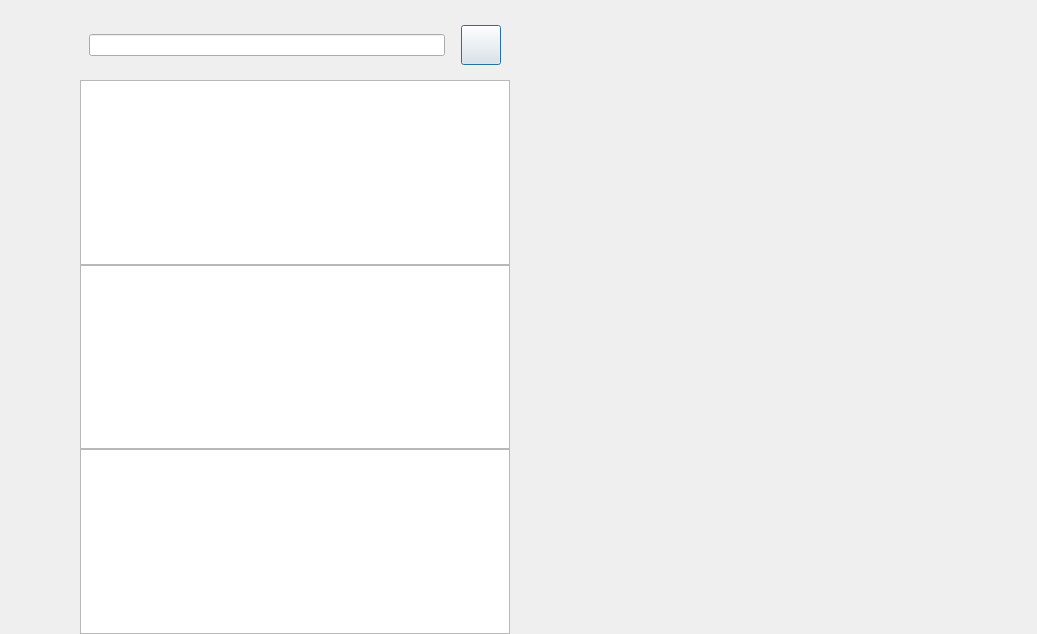
Before: the Qt Designer form client/dialogs/chatdialog.ui in yrc920/xiguchat, drawn with Qt 5.
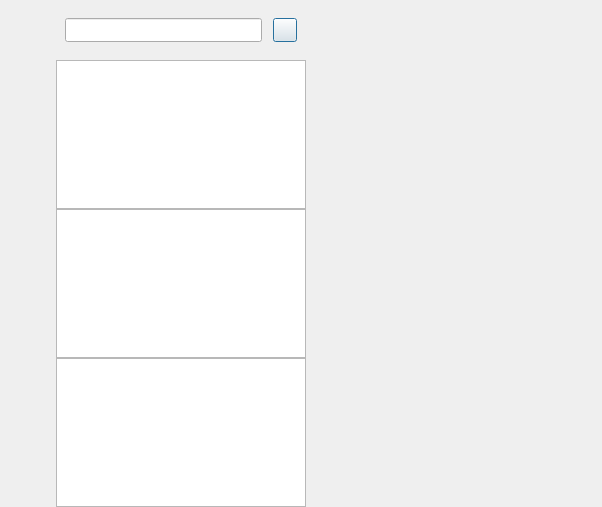
After: the same form once the commit is applied. The open tabs and pages were chosen to show the change. Custom widgets are drawn as their Qt base class.

Patch:
```diff
--- a/client/dialogs/chatdialog.ui
+++ b/client/dialogs/chatdialog.ui
@@ -6,8 +6,8 @@
    <rect>
     <x>0</x>
     <y>0</y>
-    <width>1037</width>
-    <height>634</height>
+    <width>602</width>
+    <height>507</height>
    </rect>
   </property>
   <property name="windowTitle">
@@ -39,22 +39,25 @@
      </property>
      <property name="minimumSize">
       <size>
-       <width>80</width>
+       <width>56</width>
        <height>0</height>
       </size>
      </property>
      <property name="maximumSize">
       <size>
-       <width>80</width>
+       <width>56</width>
        <height>16777215</height>
       </size>
      </property>
      <layout class="QVBoxLayout" name="verticalLayout">
+      <property name="spacing">
+       <number>30</number>
+      </property>
       <property name="leftMargin">
        <number>10</number>
       </property>
       <property name="topMargin">
-       <number>50</number>
+       <number>30</number>
       </property>
       <property name="rightMargin">
        <number>0</number>
@@ -62,58 +65,64 @@
       <property name="bottomMargin">
        <number>0</number>
       </property>
-      <item>
-       <widget class="QLabel" name="side_head_lb">
-        <property name="minimumSize">
-         <size>
-          <width>60</width>
-          <height>60</height>
-         </size>
-        </property>
-        <property name="maximumSize">
-         <size>
-          <width>60</width>
-          <height>60</height>
-         </size>
-        </property>
-        <property name="text">
-         <string/>
-        </property>
-       </widget>
-      </item>
       <item>
        <widget class="QWidget" name="widget" native="true">
+        <property name="minimumSize">
+         <size>
+          <width>29</width>
+          <height>29</height>
+         </size>
+        </property>
         <property name="layoutDirection">
          <enum>Qt::LeftToRight</enum>
         </property>
         <layout class="QVBoxLayout" name="verticalLayout_3">
          <property name="spacing">
-          <number>40</number>
-         </property>
-         <property name="leftMargin">
-          <number>10</number>
-         </property>
-         <property name="topMargin">
           <number>30</number>
          </property>
+         <property name="leftMargin">
+          <number>0</number>
+         </property>
+         <property name="topMargin">
+          <number>0</number>
+         </property>
          <property name="rightMargin">
           <number>0</number>
          </property>
          <property name="bottomMargin">
           <number>0</number>
          </property>
+         <item>
+          <widget class="QLabel" name="side_head_lb">
+           <property name="minimumSize">
+            <size>
+             <width>35</width>
+             <height>35</height>
+            </size>
+           </property>
+           <property name="maximumSize">
+            <size>
+             <width>35</width>
+             <height>35</height>
+            </size>
+           </property>
+           <property name="text">
+            <string/>
+           </property>
+          </widget>
+         </item>
          <item>
           <widget class="StateWidget" name="side_chat_lb" native="true">
            <property name="minimumSize">
             <size>
-             <width>40</width>
-             <height>40</height>
+             <width>30</width>
+             <height>30</height>
             </size>
            </property>
            <property name="maximumSize">
             <size>
-             <width>40</width>
-             <height>40</height>
+             <width>30</width>
+             <height>30</height>
             </size>
            </property>
           </widget>
@@ -122,14 +131,14 @@
           <widget class="StateWidget" name="side_contact_lb" native="true">
            <property name="minimumSize">
             <size>
-             <width>40</width>
-             <height>40</height>
+             <width>30</width>
+             <height>30</height>
             </size>
            </property>
            <property name="maximumSize">
             <size>
-             <width>40</width>
-             <height>40</height>
+             <width>30</width>
+             <height>30</height>
             </size>
            </property>
           </widget>
@@ -155,9 +164,15 @@
    </item>
    <item>
     <widget class="QWidget" name="chat_user_wid" native="true">
+     <property name="minimumSize">
+      <size>
+       <width>250</width>
+       <height>0</height>
+      </size>
+     </property>
      <property name="maximumSize">
       <size>
-       <width>430</width>
+       <width>250</width>
        <height>16777215</height>
       </size>
      </property>
@@ -182,21 +197,46 @@
         <property name="minimumSize">
          <size>
           <width>0</width>
-          <height>80</height>
+          <height>60</height>
          </size>
         </property>
         <property name="maximumSize">
          <size>
           <width>16777215</width>
-          <height>80</height>
+          <height>60</height>
          </size>
         </property>
         <layout class="QHBoxLayout" name="horizontalLayout_2">
+         <property name="spacing">
+          <number>6</number>
+         </property>
+         <property name="leftMargin">
+          <number>9</number>
+         </property>
          <property name="topMargin">
-          <number>20</number>
+          <number>9</number>
+         </property>
+         <property name="rightMargin">
+          <number>9</number>
+         </property>
+         <property name="bottomMargin">
+          <number>9</number>
          </property>
          <item>
-          <widget class="CustomizeEdit" name="search_edit"/>
+          <widget class="CustomizeEdit" name="search_edit">
+           <property name="minimumSize">
+            <size>
+             <width>0</width>
+             <height>24</height>
+            </size>
+           </property>
+           <property name="maximumSize">
+            <size>
+             <width>16777215</width>
+             <height>24</height>
+            </size>
+           </property>
+          </widget>
          </item>
          <item>
           <spacer name="horizontalSpacer">
@@ -208,7 +248,7 @@
            </property>
            <property name="sizeHint" stdset="0">
             <size>
-             <width>10</width>
+             <width>5</width>
              <height>20</height>
             </size>
            </property>
@@ -218,26 +258,45 @@
           <widget class="ClickedBtn" name="add_btn">
            <property name="minimumSize">
             <size>
-             <width>40</width>
-             <height>40</height>
+             <width>24</width>
+             <height>24</height>
             </size>
            </property>
            <property name="maximumSize">
             <size>
-             <width>40</width>
-             <height>40</height>
+             <width>24</width>
+             <height>24</height>
             </size>
            </property>
            <property name="text">
             <string/>
            </property>
+           <property name="iconSize">
+            <size>
+             <width>16</width>
+             <height>16</height>
+            </size>
+           </property>
           </widget>
          </item>
         </layout>
        </widget>
       </item>
       <item>
-       <widget class="ChatUserList" name="chat_user_list"/>
+       <widget class="ChatUserList" name="chat_user_list">
+        <property name="minimumSize">
+         <size>
+          <width>250</width>
+          <height>0</height>
+         </size>
+        </property>
+        <property name="maximumSize">
+         <size>
+          <width>250</width>
+          <height>16777215</height>
+         </size>
+        </property>
+       </widget>
       </item>
       <item>
        <widget class="SearchList" name="search_list"/>
@@ -250,6 +309,12 @@
    </item>
    <item>
     <widget class="QStackedWidget" name="stackedWidget">
+     <property name="minimumSize">
+      <size>
+       <width>50</width>
+       <height>0</height>
+      </size>
+     </property>
      <property name="currentIndex">
       <number>2</number>
      </property>
```
Left out of the diff: 7 changed lines with no effect on the pictures.
